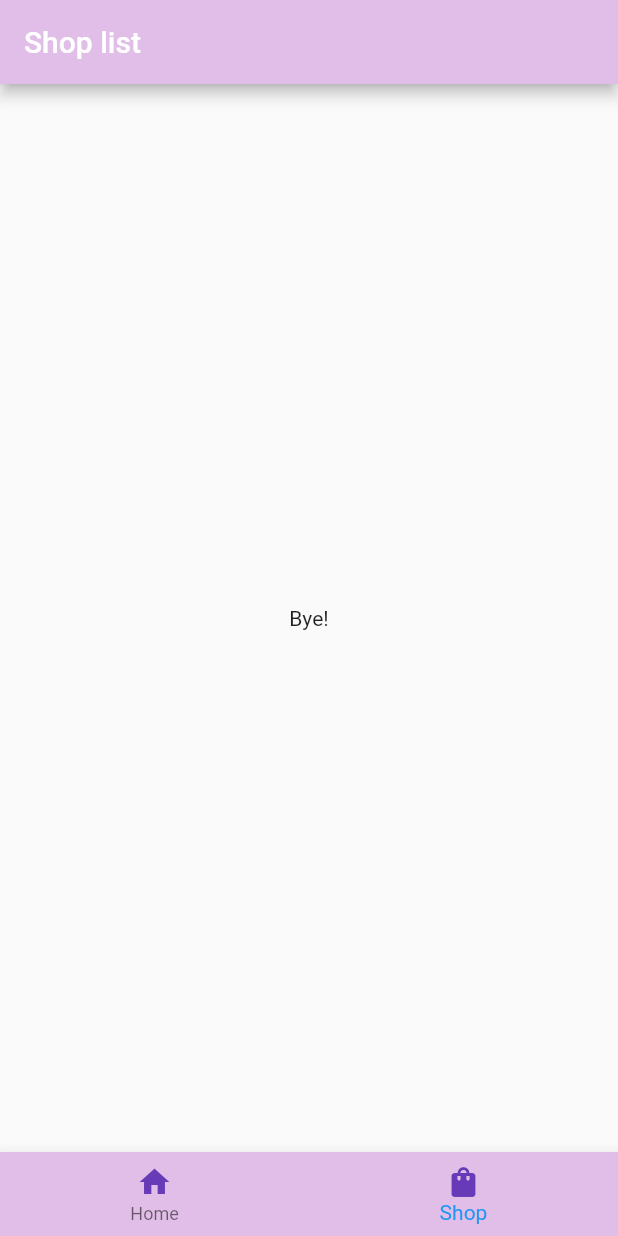
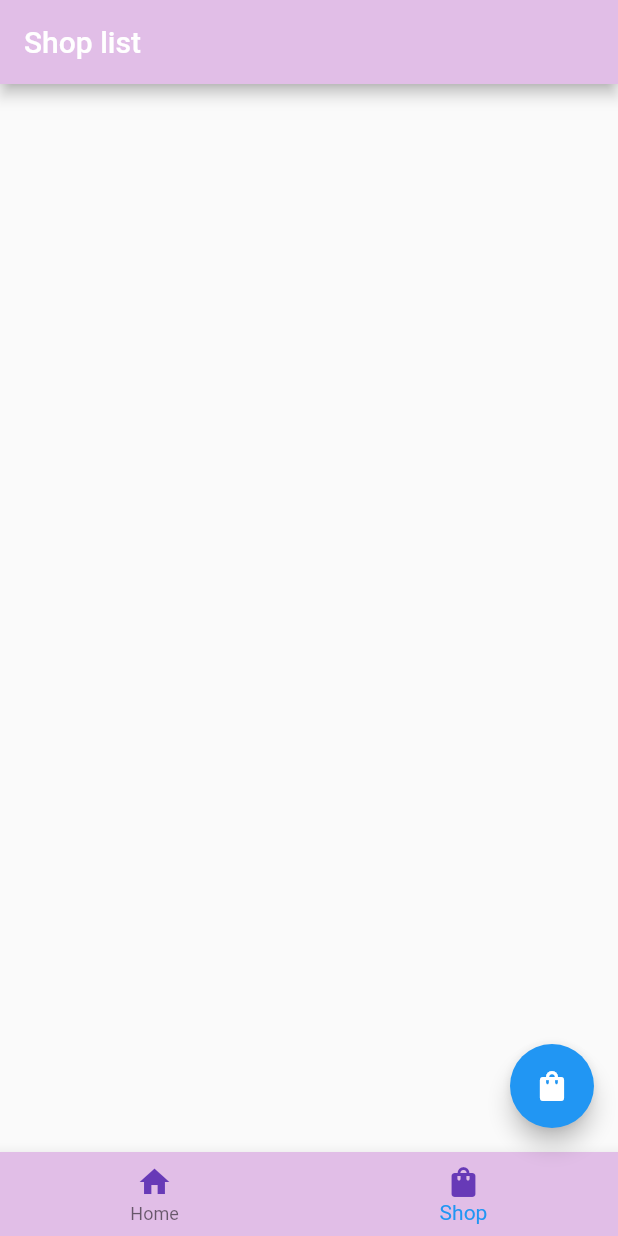
Before and after one commit to antmaczam/shopping-list, a Flutter app: the screen it shows after launch, item 2 of the bottom bar chosen, on a phone screen of 412 x 824 dp. Run offline on Flutter 3.47's test engine with Material 2 defaults, Android fonts, the phone set to English and light mode, and no system bars.

Commit message:
Change items from lists

```diff
--- a/lib/controllers/index.dart
+++ b/lib/controllers/index.dart
@@ -1 +1,2 @@
 export 'navigation_controller.dart';
+export 'list_controller.dart';
--- /dev/null
+++ b/lib/controllers/list_controller.dart
@@ -0,0 +1,28 @@
+import 'package:flutter/material.dart';
+
+import '../models/item.dart';
+
+class ListController extends ChangeNotifier {
+
+  List<Item> homeList = [
+    Item(0, 'Yogurt', 'Lacteo rico', 3),
+    Item(1, 'Chorizo', 'Lacteo rico', 2),
+    Item(2, 'Pan', 'Lacteo rico', 5),
+    Item(3, 'Croquetas', 'Lacteo rico', 10),
+  ];
+  List<Item> shopList = [];
+
+  void changeToShopList(Item item) {
+    shopList.add(item);
+    homeList.remove(item);
+    notifyListeners();
+  }
+
+  void clearShopList() {
+    homeList = List.from(homeList)..addAll(shopList);
+    shopList.clear();
+    print(homeList);
+    print(shopList);
+    notifyListeners();
+  }
+}
--- a/lib/main.dart
+++ b/lib/main.dart
@@ -8,6 +8,7 @@ void main() {
       MultiProvider(
           providers: [
             ListenableProvider<NavigationController>(create: (_) => NavigationController()),
+            ListenableProvider<ListController>(create: (_) => ListController()),
           ],
           child: const NavApp()
       )
--- a/lib/models/item.dart
+++ b/lib/models/item.dart
@@ -1,18 +1,22 @@
 class Item {
 
+  late int _id;
   late String _title;
   late String _description;
   late int _quantity;
 
+  int get id => _id;
   String get title => _title;
   String get description => _description;
   int get quantity => _quantity;
 
+  set id(int value) => _id = value;
   set title(String value) => _title = value;
   set description(String value) => _description = value;
   set quantity(int value) => _quantity = value;
 
-  Item(title, description, quantity) {
+  Item(id, title, description, quantity) {
+    _id = id;
     _title = title;
     _description = description;
     _quantity = quantity;
--- a/lib/screens/shop_list.dart
+++ b/lib/screens/shop_list.dart
@@ -1,6 +1,9 @@
 import 'package:flutter/material.dart';
+import 'package:provider/provider.dart';
 import 'package:shopping_list/constants/colors.dart';
 
+import '../controllers/list_controller.dart';
+import '../models/item.dart';
 import '../widgets/bottom_bar.dart';
 
 class ShopList extends StatelessWidget {
@@ -9,15 +12,35 @@ class ShopList extends StatelessWidget {
 
   @override
   Widget build(BuildContext context) {
+    ListController listController = Provider.of<ListController>(context);
+    List<Item> items = listController.shopList;
     return Scaffold(
-      appBar: AppBar(
-        backgroundColor: primaryColor,
-        title: const Text('Shop list')
+        appBar: AppBar(
+            backgroundColor: primaryColor,
+            title: const Text('Shop list')
+        ),
+        body: ListView.builder(
+          padding: const EdgeInsets.all(8),
+          itemCount: items.length,
+          itemBuilder: (BuildContext context, int index) {
+            return Container(
+              margin: const EdgeInsets.all(8),
+              color: Colors.amber,
+              child: Column(
+                  children: [
+                    Text(items[index].title),
+                    Text(items[index].description),
+                    Text('${items[index].quantity}'),
+                  ]
+              ),
+            );
+          },
+        ),
+        bottomNavigationBar: const BottomBar(),
+      floatingActionButton: FloatingActionButton(
+        onPressed: () => listController.clearShopList(),
+        child: const Icon(Icons.shopping_bag),
       ),
-      body: const Center(
-        child: Text('Bye!'),
-      ),
-      bottomNavigationBar: const BottomBar()
     );
   }
 
```
Also changed, not shown: lib/screens/home_list.dart (+8 -7 lines).
